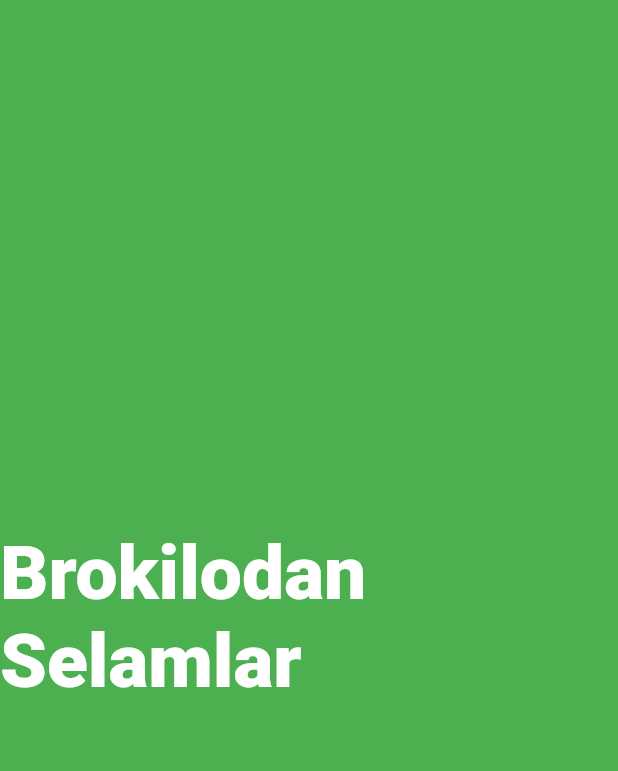
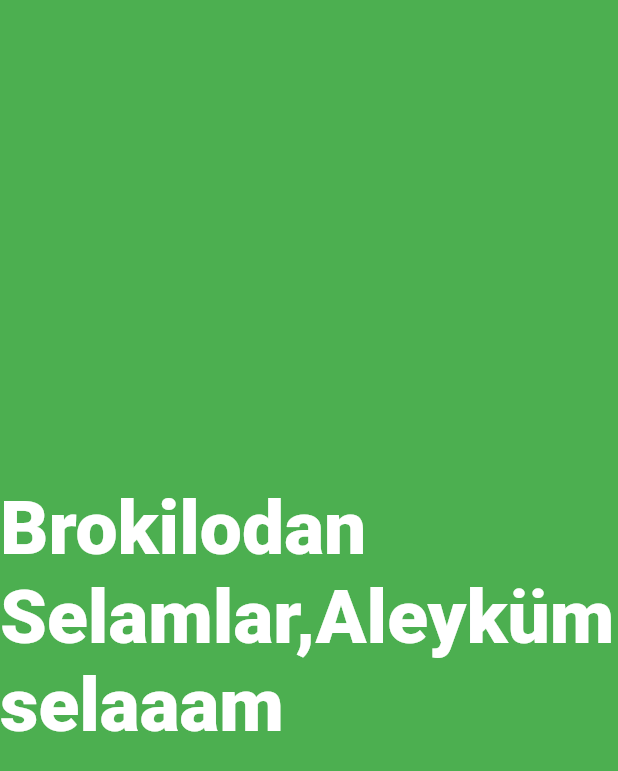
Before and after one commit to duyguaran/brokilo_app, a Flutter app: the screen it shows after launch, on a phone screen of 412 x 824 dp. Shown: the top 771 px of the screen. Run offline on Flutter 3.47's test engine with Material 2 defaults, Android fonts, the light colour scheme and no system bars.

Commit message:
upgrade commit

```diff
--- a/lib/homeScreen/home_screen.dart
+++ b/lib/homeScreen/home_screen.dart
@@ -18,7 +18,7 @@ class _HomeScreenState extends State<HomeScreen> {
         // ignore: prefer_const_constructors
         body: Center(
             child: const Text(
-          "Brokilodan Selamlar",
+          "Brokilodan Selamlar,Aleyküm selaaam",
           style: TextStyle(
             fontSize: 50,
             color: Colors.white,
```
Also changed, not shown: pubspec.lock.
